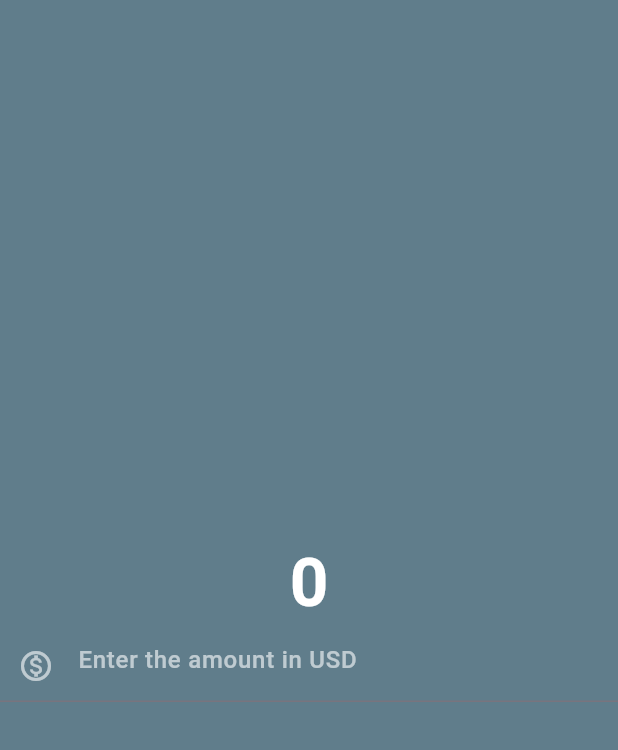
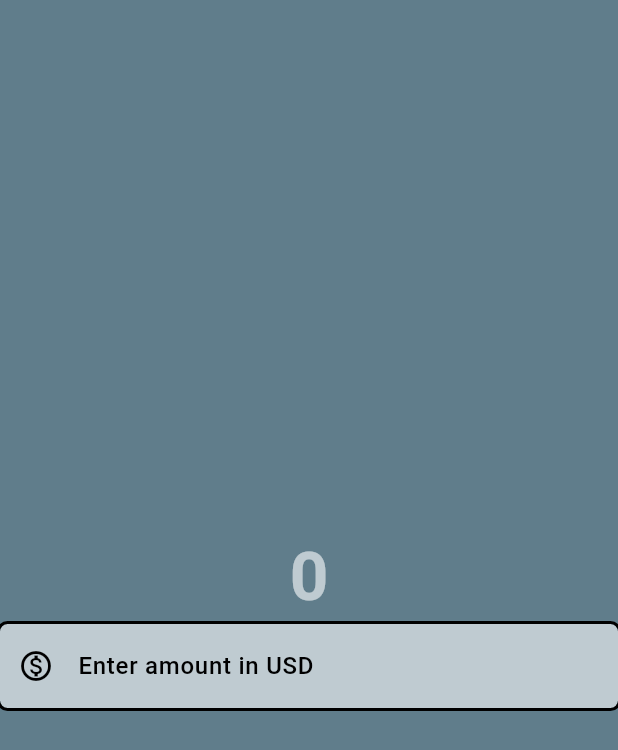
Before and after one commit to itsAbhishekV/firstFlutterApp, a Flutter app: the screen it shows after launch, on a phone screen of 412 x 824 dp. Shown: the top 750 px of the screen. Run offline on Flutter 3.47's test engine with Material 3 defaults, Android fonts, the phone set to English and light mode, and no system bars.

Commit message:
basic changes

```diff
--- /dev/null
+++ b/lib/currency_converter_material_page.dart
@@ -0,0 +1,54 @@
+import 'package:flutter/material.dart';
+
+class CurrencyConverterMaterialPage extends StatelessWidget {
+  const CurrencyConverterMaterialPage({super.key});
+
+  @override
+  Widget build(BuildContext context) {
+
+    final border = OutlineInputBorder(
+
+      borderSide: const BorderSide(
+          width: 2.0,
+          style: BorderStyle.solid,
+          strokeAlign: BorderSide.strokeAlignOutside
+      ),
+      borderRadius: BorderRadius.circular(5),
+    );
+
+    return Scaffold(
+      backgroundColor: Colors.blueGrey,
+      body: Center(
+        child: Column(
+          mainAxisAlignment: MainAxisAlignment.center,
+          children: [
+            const Text('0',
+            style: TextStyle(
+              fontWeight: FontWeight.bold,
+              fontSize: 45,
+              color: Colors.white60,
+            ),),
+            TextField(
+              style: const TextStyle(
+                color: Colors.black,
+                fontWeight: FontWeight.w500,
+              ),
+              decoration: InputDecoration(
+                focusedBorder: border,
+                enabledBorder: border,
+                hintText:'Enter amount in USD',
+                hintStyle: const TextStyle(
+                  color: Colors.black,
+                ),
+                filled: true,
+                fillColor: Colors.white60,
+                prefixIconColor: Colors.black,
+                prefixIcon: const Icon(Icons.monetization_on_outlined),
+              ),
+            )
+          ]
+        )
+      ),
+    );
+  }
+}
--- a/lib/main.dart
+++ b/lib/main.dart
@@ -1,3 +1,4 @@
+import 'package:currency_converter/currency_converter_material_page.dart';
 import 'package:flutter/material.dart';
 
 
@@ -11,37 +12,8 @@ class MyApp extends StatelessWidget {
   @override
   Widget build(BuildContext context) {
     return const MaterialApp(
-      home: Scaffold(
-        backgroundColor: Colors.blueGrey,
-        body: Center(
-          child: Column(
-            mainAxisAlignment: MainAxisAlignment.center,
-            children: [
-              Text('0',
-              style: TextStyle(
-                fontSize: 45,
-                fontWeight: FontWeight.bold,
-                color: Colors.white,
-              ),
-              ),
-              TextField(
-                decoration: InputDecoration(
-                  hintText: 'Enter the amount in USD',
-                  hintStyle: TextStyle(
-                    color: Colors.white60,
-                  ),
-                  prefixIcon: Icon(Icons.monetization_on_outlined),
-                  prefixIconColor: Colors.white60,
-                ),
-                style: TextStyle(
-                  color: Colors.white,
-                  fontWeight: FontWeight.w500,
-                ),
-              )
-            ]
-          ),
-        )
-      )
+      title: 'Currency Converter',
+      home: CurrencyConverterMaterialPage(),
     );
   }
 }
```
